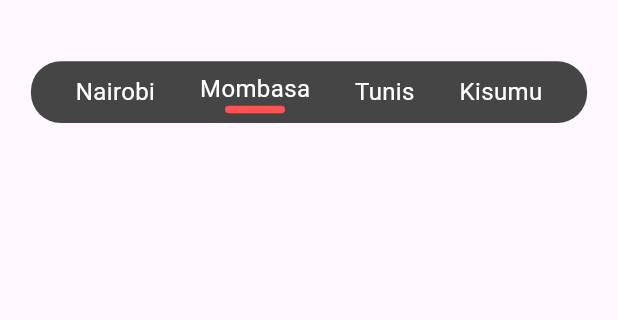
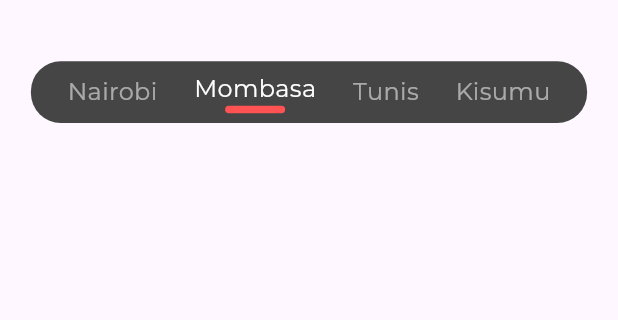
Before and after one commit to BrivaHamisi/discover_app, a Flutter app: the screen it shows after launch, on a phone screen of 412 x 824 dp, the part 59-379 px from its top. Run offline on Flutter 3.47's test engine with Material 3 defaults, Android fonts, the light colour scheme and no system bars; project files that could hold a hidden picture were left out.

Commit message:
Locations Bar Font

```diff
--- a/lib/Pages/home_page.dart
+++ b/lib/Pages/home_page.dart
@@ -79,7 +79,7 @@ class _HomepageState extends State<HomePage> {
           return Column(
             mainAxisSize: MainAxisSize.min,
             children: [
-            Text(l, style: TextStyle(fontSize: 16, color: Colors.white),
+            Text(l, style: TextStyle(fontSize: 16, color: _isActive ? Colors.white : Colors.white54, fontFamily: 'Montserrat' ),
             ),
             _isActive ? Container(
               decoration: BoxDecoration(
```
Also changed, not shown: pubspec.yaml (+5 -6 lines).
